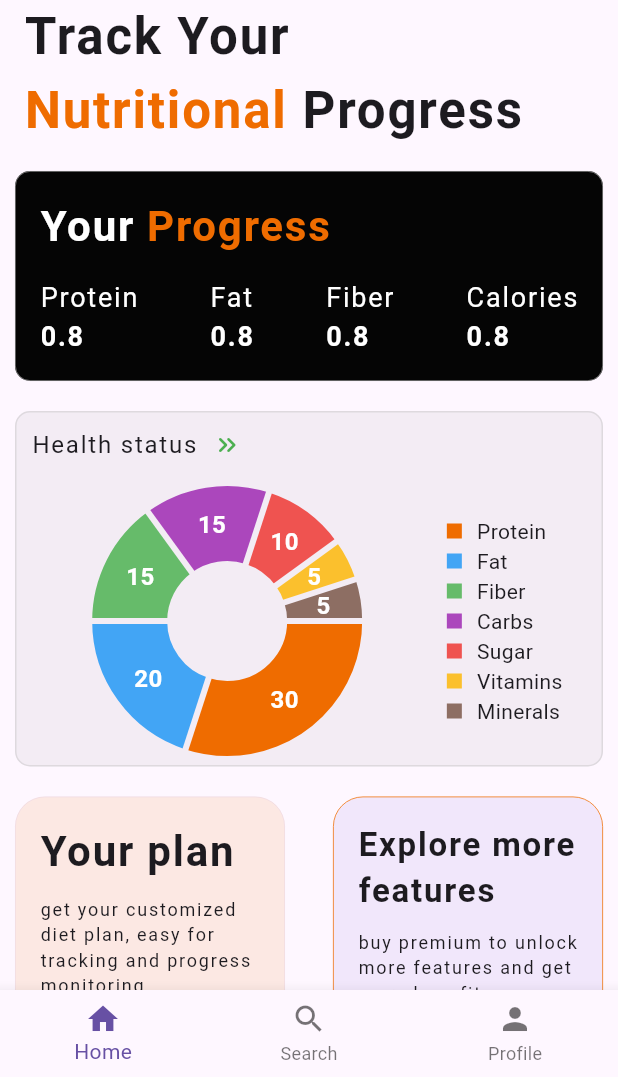
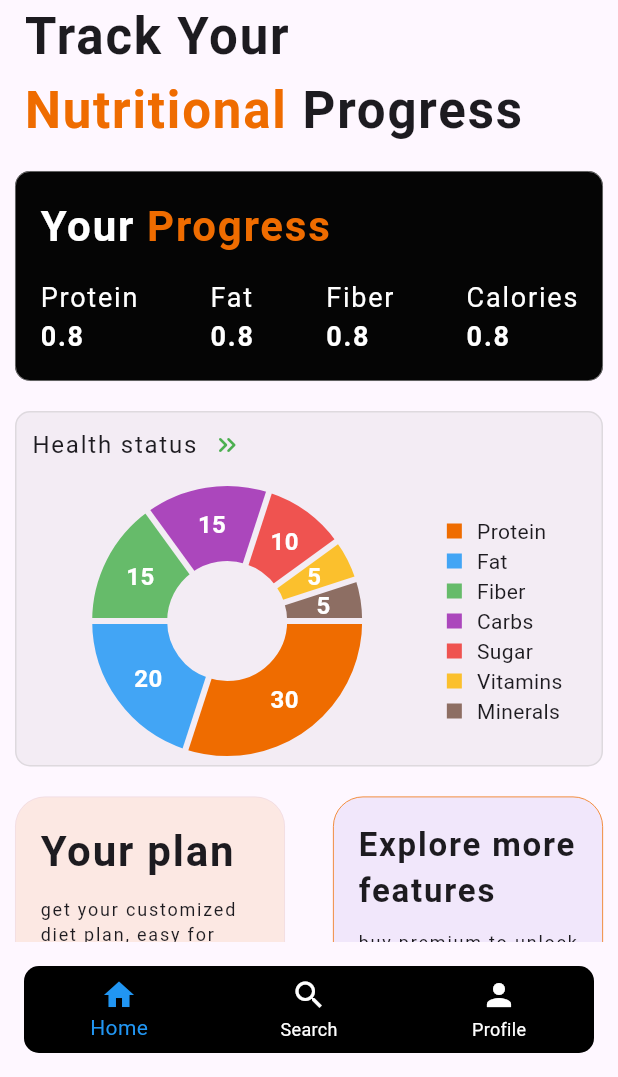
Before and after one commit to muruga21/dietify, a Flutter app: the Home screen opened directly, on a phone screen of 412 x 824 dp, the part 159-1236 px from its top. Run offline on Flutter 3.47's test engine with Material 3 defaults, Android fonts, the phone set to English and light mode, and no system bars; drawn by our look-alikes of fl_chart.

Commit message:
fixed bottom navbar in home page..

```diff
--- a/lib/pages/home.dart
+++ b/lib/pages/home.dart
@@ -1,5 +1,3 @@
-import 'dart:ffi';
-
 import 'package:flutter/material.dart';
 import 'package:fl_chart/fl_chart.dart';
 
@@ -10,7 +8,14 @@
   Widget build(BuildContext context) {
     return Scaffold(
         // backgroundColor: Colors.black,
-        bottomNavigationBar: BottomNavigationBar(
+        bottomNavigationBar: Padding(
+          padding: const EdgeInsets.all(16.0),
+          child: ClipRRect(
+            borderRadius: BorderRadius.circular(10),
+            child: BottomNavigationBar(
+              backgroundColor: Colors.black,
+              unselectedItemColor: Colors.white,
+              selectedItemColor: Colors.blue,
               items: const <BottomNavigationBarItem>[
                 BottomNavigationBarItem(
                   icon: Icon(Icons.home),
@@ -25,6 +30,8 @@
                   label: 'Profile',
                 ),
               ],
+            ),
+          ),
         ),
         body: Expanded(
           child: SingleChildScrollView(
```
Lines whose indentation alone changed are shown as unchanged.
